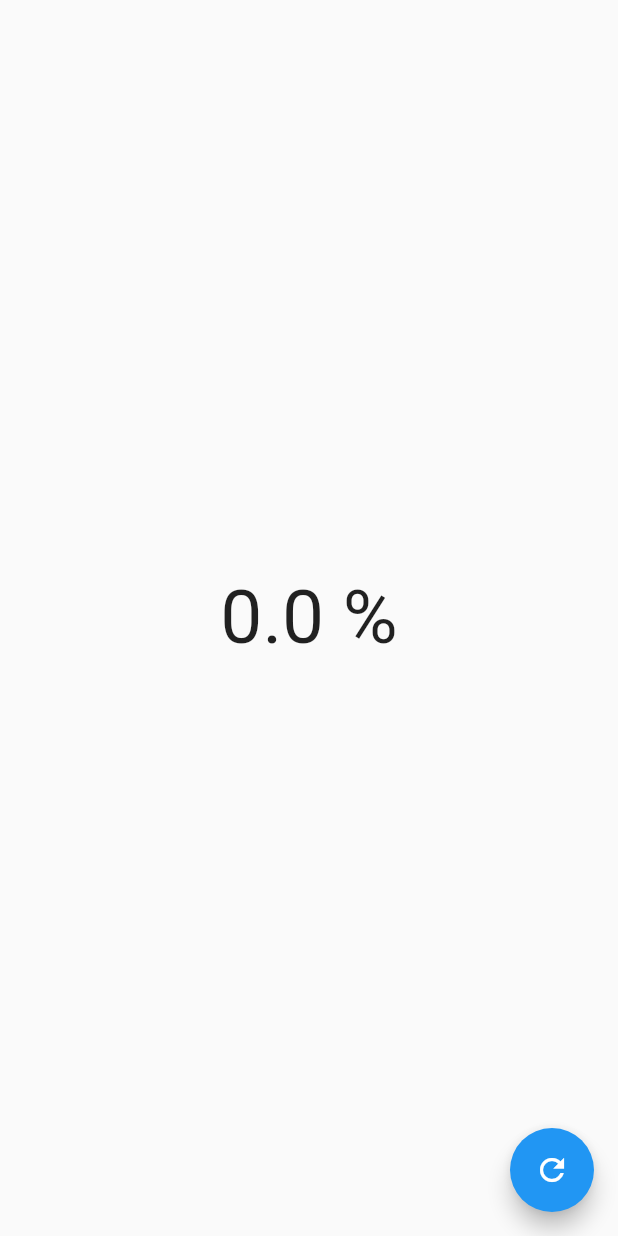
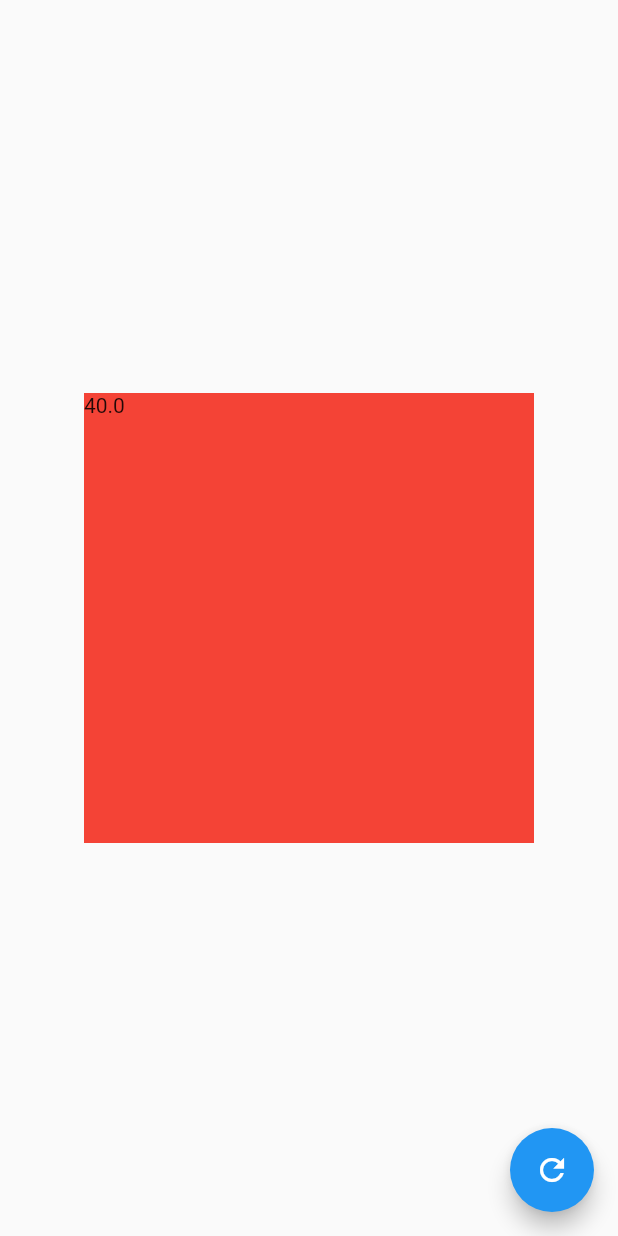
Before and after one commit to SoyJorgeDiaz5/flutter_design_and_animations, a Flutter app: the screen it shows after launch, on a phone screen of 412 x 824 dp. Run offline on Flutter 3.47's test engine with Material 2 defaults, Android fonts, the phone set to English and light mode, and no system bars.

Commit message:
feat(progress-bar): adds RadialProgress widget

```diff
--- a/lib/src/pages/circular_graphics_page.dart
+++ b/lib/src/pages/circular_graphics_page.dart
@@ -1,4 +1,6 @@
 import 'package:flutter/material.dart';
+
+import '../widgets/progress-bar/radial_progress.dart';
 
 class CircularGraphicsPage extends StatefulWidget {
   const CircularGraphicsPage({Key? key}) : super(key: key);
@@ -26,9 +28,11 @@ class _CircularGraphicsPageState extends State<CircularGraphicsPage> {
         child: const Icon(Icons.refresh),
       ),
       body: Center(
-        child: Text(
-          '$percentage %',
-          style: const TextStyle(fontSize: 50),
+        child: Container(
+          width: 300,
+          height: 300,
+          color: Colors.red,
+          child: const RadialProgress(percentage: 40),
         ),
       ),
     );
--- /dev/null
+++ b/lib/src/widgets/progress-bar/radial_progress.dart
@@ -0,0 +1,19 @@
+import 'package:flutter/material.dart';
+
+class RadialProgress extends StatefulWidget {
+  final double percentage;
+
+  const RadialProgress({Key? key, required this.percentage}) : super(key: key);
+
+  @override
+  State<RadialProgress> createState() => _RadialProgressState();
+}
+
+class _RadialProgressState extends State<RadialProgress> {
+  @override
+  Widget build(BuildContext context) {
+    return Container(
+      child: Text('${widget.percentage}'),
+    );
+  }
+}
```
